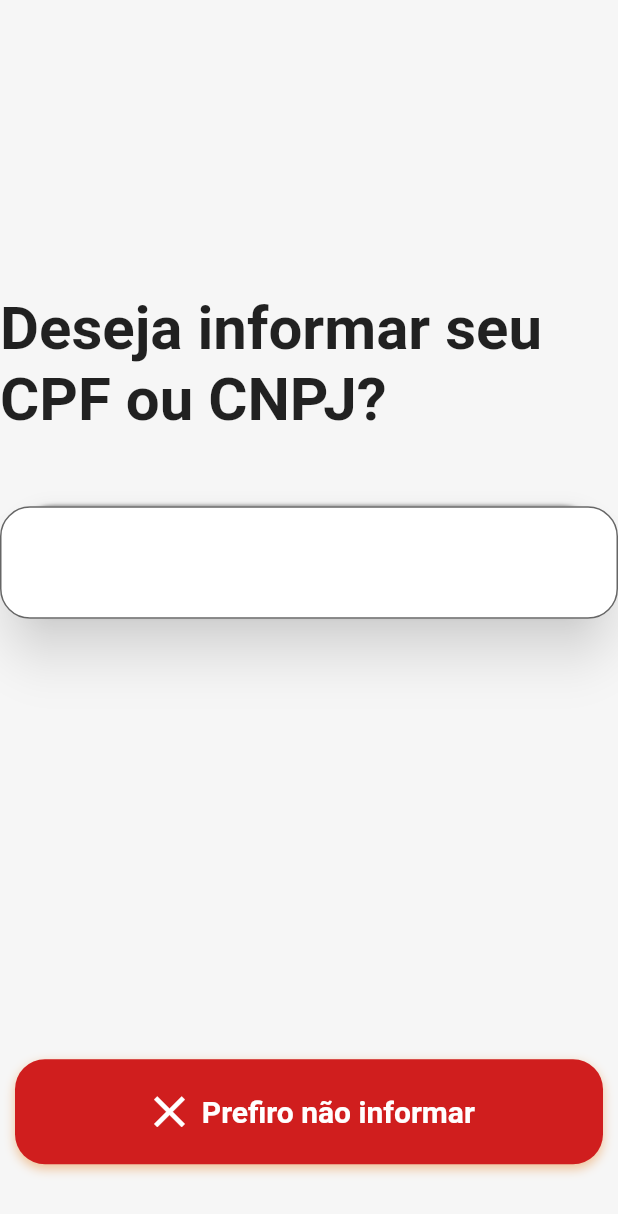
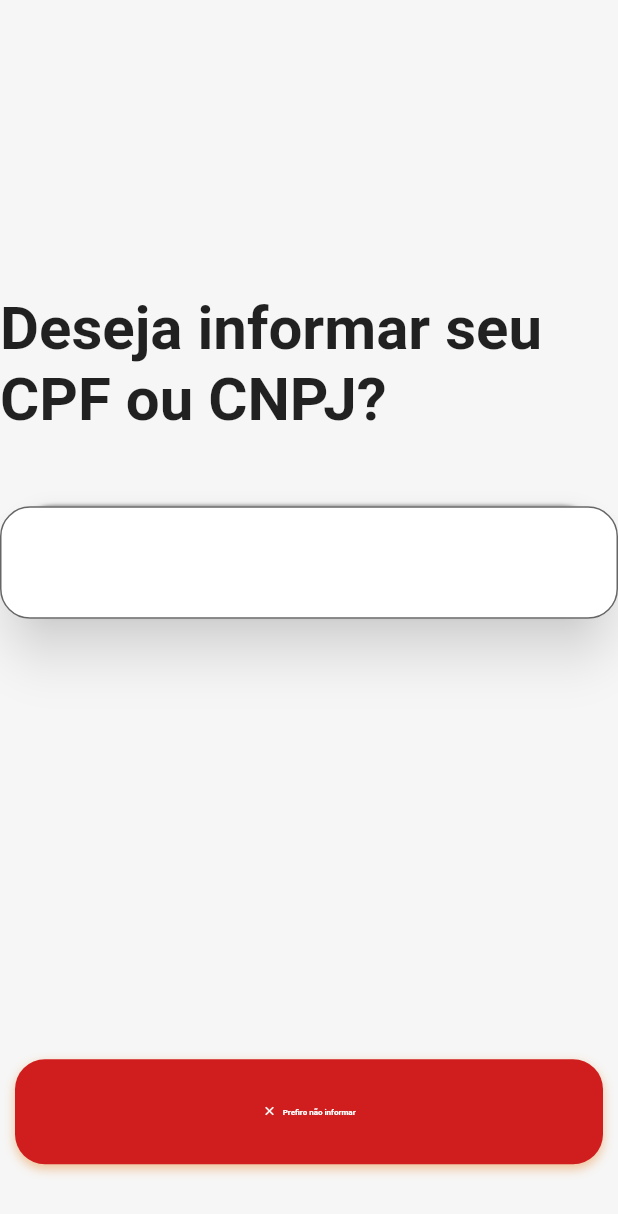
Before and after one commit to ivictoruan/toten_prototipo, a Flutter app: the Starting screen opened directly, after a tap on "TOQUE AQUI PARA INICIAR", on a phone screen of 412 x 824 dp. Shown: the top 1214 px of the screen. Run offline on Flutter 3.47's test engine with Material 2 defaults, Android fonts, the phone set to English and light mode, and no system bars; our stand-ins replace carousel_slider, font_awesome_flutter, lottie; network calls fail.

Commit message:
refact: starting page e action_button estão responsivos

```diff
--- a/lib/src/screens/starting/starting.dart
+++ b/lib/src/screens/starting/starting.dart
@@ -33,8 +33,12 @@ class _StartingState extends State<Starting> {
 
   Widget getBody() {
     final double _height = MediaQuery.of(context).size.height;
+    final double _width = MediaQuery.of(context).size.width;
 
-    return Column(
+    return SizedBox(
+      height: _height,
+      width: _width,
+      child: Column(
         // padding: EdgeInsets.zero,
         children: [
           SizedBox(
@@ -42,12 +46,13 @@ class _StartingState extends State<Starting> {
             child: CustomCarousel(items: promotions),
           ),
           SizedBox(height: _height * 0.1),
-        Row(
+          Flexible(
+            child: Row(
               mainAxisAlignment: MainAxisAlignment.center,
               children: [
                 SizedBox(
-              width: 500,
-              height: 131,
+                  width: _width * 0.325,
+                  height: _height * 0.155,
                   child: ActionButton(
                     icon: Icons.touch_app_outlined,
                     text: "TOQUE AQUI PARA INICIAR",
@@ -56,8 +61,10 @@ class _StartingState extends State<Starting> {
                 ),
                 const SizedBox(height: 30),
               ],
+            ),
           )
         ],
+      ),
     );
   }
 }
--- a/lib/src/widgets/buttons/action_button.dart
+++ b/lib/src/widgets/buttons/action_button.dart
@@ -41,15 +41,17 @@ class ActionButton extends StatelessWidget {
           child: Row(
             mainAxisAlignment: MainAxisAlignment.center,
             children: [
-              Icon(icon, size: 35, color: white),
+              Icon(icon, size: _width * 0.0227, color: white),
               SizedBox(
                 width: _width * 0.01,
               ),
               Text(
                 text,
                 textAlign: TextAlign.center,
-                style: const TextStyle(
-                    color: white, fontWeight: FontWeight.bold, fontSize: 20),
+                style: TextStyle(
+                    color: white,
+                    fontWeight: FontWeight.bold,
+                    fontSize: _width * 0.013),
               ),
             ],
           ),
```
Lines whose indentation alone changed are shown as unchanged.
